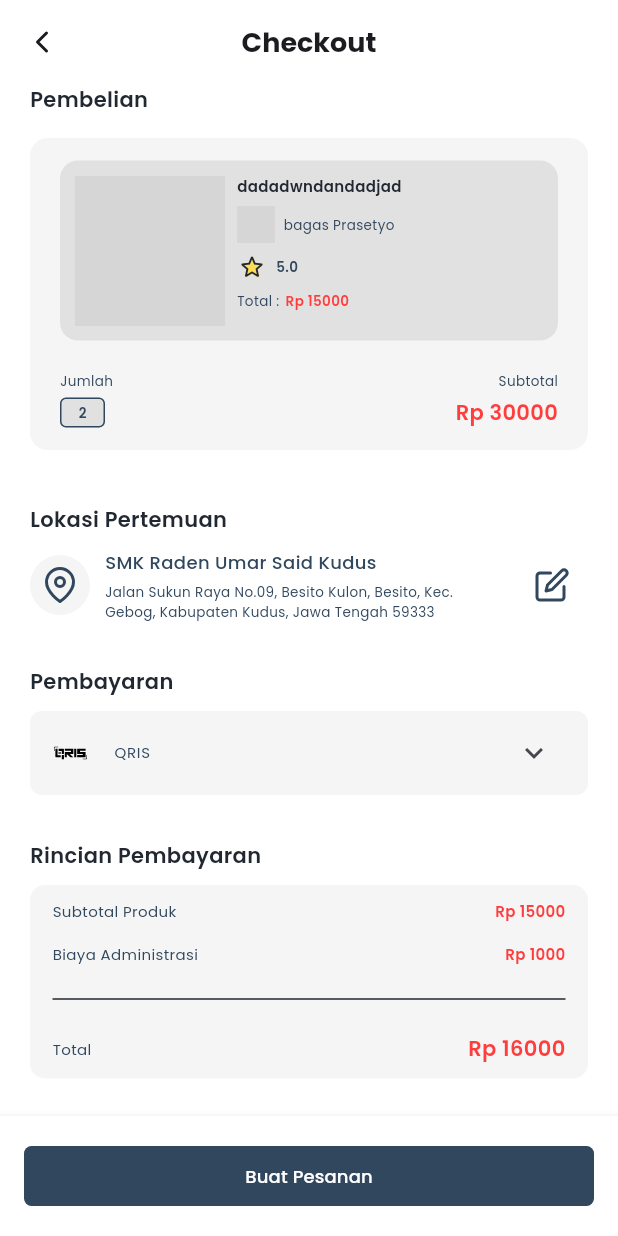
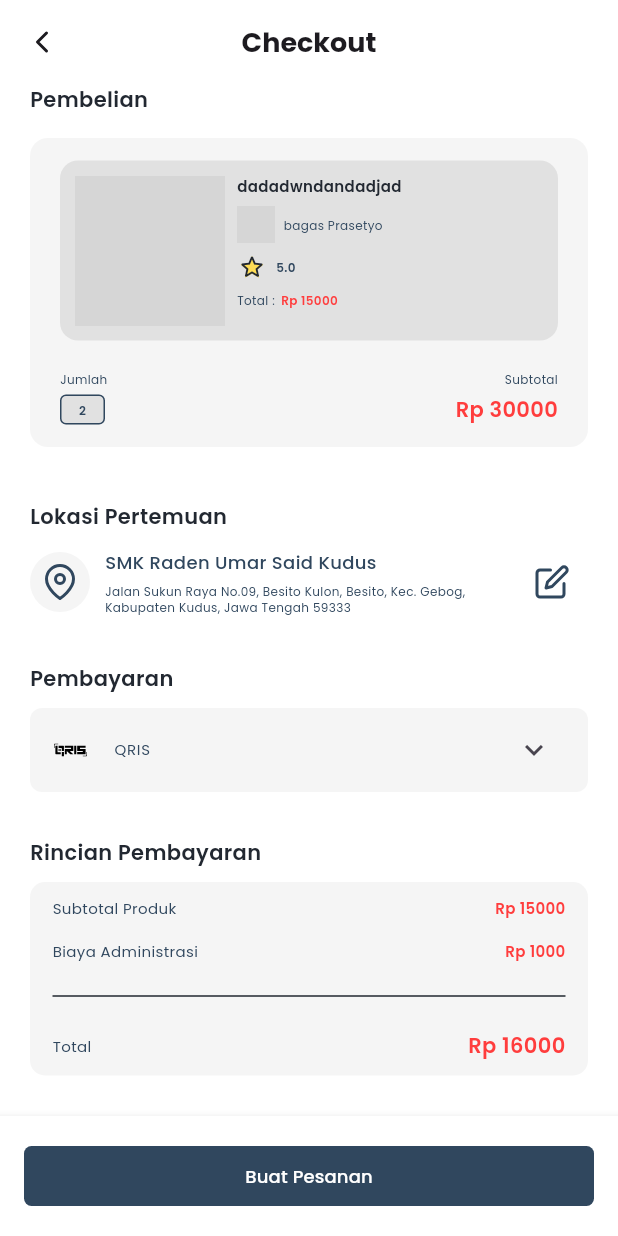
Before and after one commit to AufaNajid/RusConsign, a Flutter app: the ChekcoutPage screen opened by its route, on a phone screen of 412 x 824 dp. Run offline on Flutter 3.47's test engine with Material 3 defaults, Android fonts, the phone set to English and light mode, and no system bars; our stand-ins replace bootstrap_icons, carousel_slider, dotted_border, firebase_auth, firebase_core, flutter_feather_icons and 13 more; accounts and stored records are empty; network calls fail; project files that could hold a hidden picture were left out; grey boxes are pictures that could not be loaded.

Commit message:
fix [MZ] overflowed widget

```diff
--- a/lib/Page/homePage/home_page.dart
+++ b/lib/Page/homePage/home_page.dart
@@ -71,7 +71,7 @@ class HomePage extends StatelessWidget {
                     Row(
                       children: [
                         SizedBox(
-                          width: AppResponsive().screenWidth(context) * 0.770,
+                          width: AppResponsive().screenWidth(context) * 0.75,
                           height: 50,
                           child: TextField(
                             cursorColor: AppColors.hargaStat,
--- a/lib/utils/text_style.dart
+++ b/lib/utils/text_style.dart
@@ -55,7 +55,7 @@ class AppTextStyle {
   textInfo(Color color) {
     return TextStyle(
       color: color,
-      fontSize: 9,
+      fontSize: 8,
       fontFamily: "Poppins",
       fontWeight: FontWeight.w400,
       decoration: TextDecoration.none,
@@ -65,7 +65,7 @@ class AppTextStyle {
   textInfoBold(Color color) {
     return TextStyle(
       color: color,
-      fontSize: 9,
+      fontSize: 8,
       fontFamily: "Poppins",
       fontWeight: FontWeight.w600,
       decoration: TextDecoration.none,
```
Also changed, not shown: lib/Page/detailPage/detail_page.dart (+3 -5 lines).
